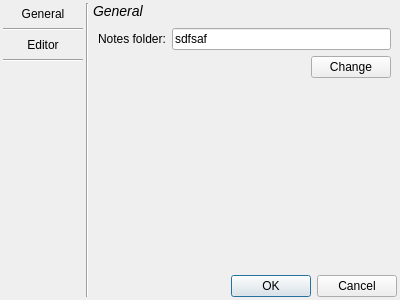
Before: the Qt Designer form src/Underverse/SettingsDialog.ui in marc-sturm/Underverse, drawn with Qt 5.
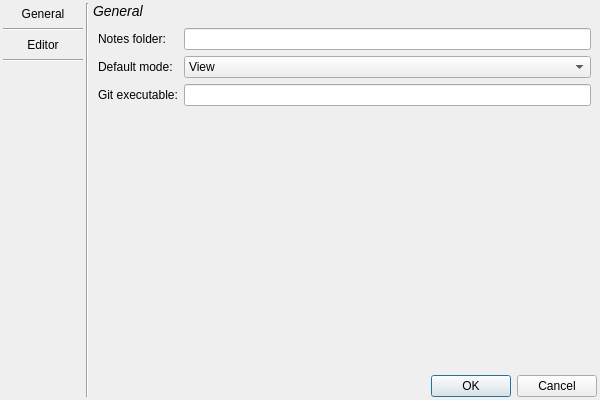
After: the same form once the commit is applied. Icons and pictures are not drawn. Custom widgets are drawn as their Qt base class.

```diff
--- a/src/Underverse/SettingsDialog.ui
+++ b/src/Underverse/SettingsDialog.ui
@@ -6,10 +6,16 @@
    <rect>
     <x>0</x>
     <y>0</y>
-    <width>400</width>
-    <height>300</height>
+    <width>600</width>
+    <height>400</height>
    </rect>
   </property>
+  <property name="minimumSize">
+   <size>
+    <width>600</width>
+    <height>400</height>
+   </size>
+  </property>
   <property name="windowTitle">
    <string>Settings</string>
   </property>
@@ -177,7 +183,7 @@
        <item row="1" column="1">
         <widget class="QLineEdit" name="data_folder">
          <property name="text">
-          <string>sdfsaf</string>
+          <string/>
          </property>
          <property name="alignment">
           <set>Qt::AlignLeading|Qt::AlignLeft|Qt::AlignVCenter</set>
@@ -187,34 +193,28 @@
          </property>
         </widget>
        </item>
-       <item row="2" column="1">
-        <layout class="QHBoxLayout" name="horizontalLayout">
-         <property name="spacing">
-          <number>0</number>
+       <item row="2" column="0">
+        <widget class="QLabel" name="label_6">
+         <property name="text">
+          <string>Default mode:</string>
          </property>
+        </widget>
+       </item>
+       <item row="2" column="1">
+        <widget class="QComboBox" name="mode">
          <item>
-          <spacer name="horizontalSpacer">
-           <property name="orientation">
-            <enum>Qt::Horizontal</enum>
-           </property>
-           <property name="sizeHint" stdset="0">
-            <size>
-             <width>40</width>
-             <height>20</height>
-            </size>
-           </property>
-          </spacer>
+          <property name="text">
+           <string>View</string>
+          </property>
          </item>
          <item>
-          <widget class="QPushButton" name="change_data_folder">
-           <property name="text">
-            <string>Change</string>
-           </property>
-          </widget>
+          <property name="text">
+           <string>Edit</string>
+          </property>
          </item>
-        </layout>
+        </widget>
        </item>
-       <item row="3" column="0">
+       <item row="4" column="0">
         <spacer name="verticalSpacer_3">
          <property name="orientation">
           <enum>Qt::Vertical</enum>
@@ -227,6 +227,20 @@
          </property>
         </spacer>
        </item>
+       <item row="3" column="0">
+        <widget class="QLabel" name="label_5">
+         <property name="text">
+          <string>Git executable:</string>
+         </property>
+        </widget>
+       </item>
+       <item row="3" column="1">
+        <widget class="ClickableLineEdit" name="git_exe">
+         <property name="readOnly">
+          <bool>true</bool>
+         </property>
+        </widget>
+       </item>
       </layout>
      </widget>
      <widget class="QWidget" name="editor">
@@ -292,60 +306,17 @@
        </item>
       </layout>
      </widget>
-     <widget class="QWidget" name="view">
-      <layout class="QFormLayout" name="formLayout">
-       <property name="leftMargin">
-        <number>6</number>
-       </property>
-       <property name="topMargin">
-        <number>6</number>
-       </property>
-       <property name="rightMargin">
-        <number>6</number>
-       </property>
-       <property name="bottomMargin">
-        <number>6</number>
-       </property>
-       <item row="0" column="0">
-        <widget class="QLabel" name="label_5">
-         <property name="text">
-          <string>Style:</string>
-         </property>
-        </widget>
-       </item>
-       <item row="0" column="1">
-        <widget class="QComboBox" name="style">
-         <item>
-          <property name="text">
-           <string>Default</string>
-          </property>
-         </item>
-         <item>
-          <property name="text">
-           <string>GitHub</string>
-          </property>
-         </item>
-        </widget>
-       </item>
-       <item row="1" column="0">
-        <spacer name="verticalSpacer_4">
-         <property name="orientation">
-          <enum>Qt::Vertical</enum>
-         </property>
-         <property name="sizeHint" stdset="0">
-          <size>
-           <width>20</width>
-           <height>40</height>
-          </size>
-         </property>
-        </spacer>
-       </item>
-      </layout>
-     </widget>
     </widget>
    </item>
   </layout>
  </widget>
+ <customwidgets>
+  <customwidget>
+   <class>ClickableLineEdit</class>
+   <extends>QLineEdit</extends>
+   <header>clickablelineedit.h</header>
+  </customwidget>
+ </customwidgets>
  <resources>
   <include location="resources.qrc"/>
  </resources>
```
Left out of the diff: 2 changed lines with no effect on the pictures.
